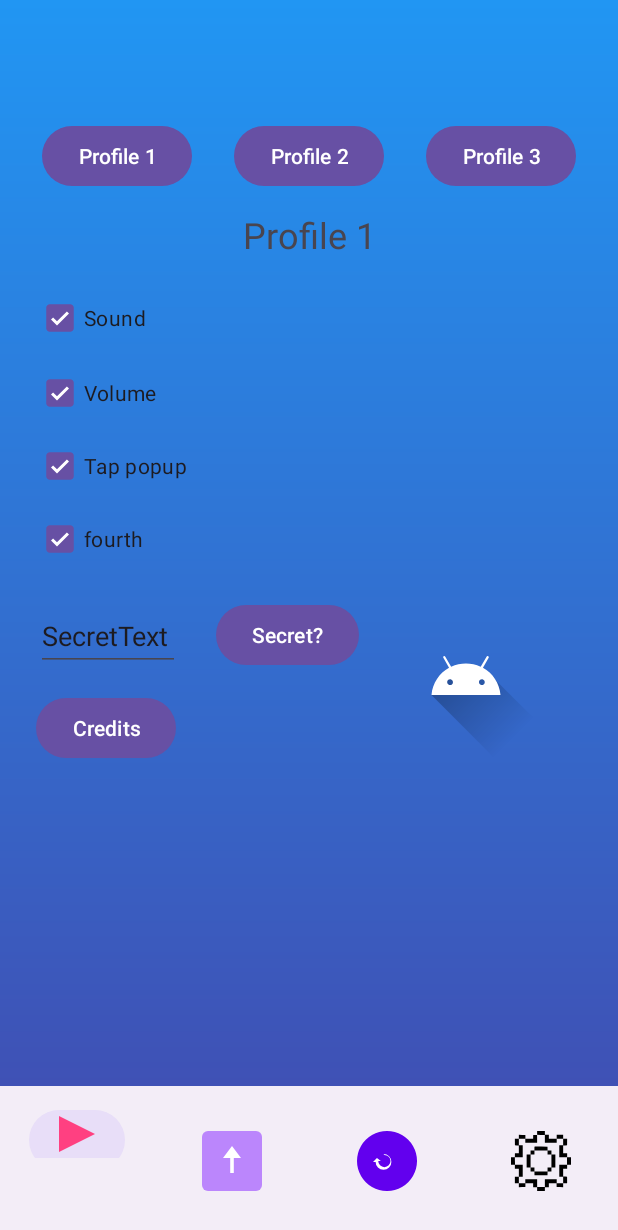
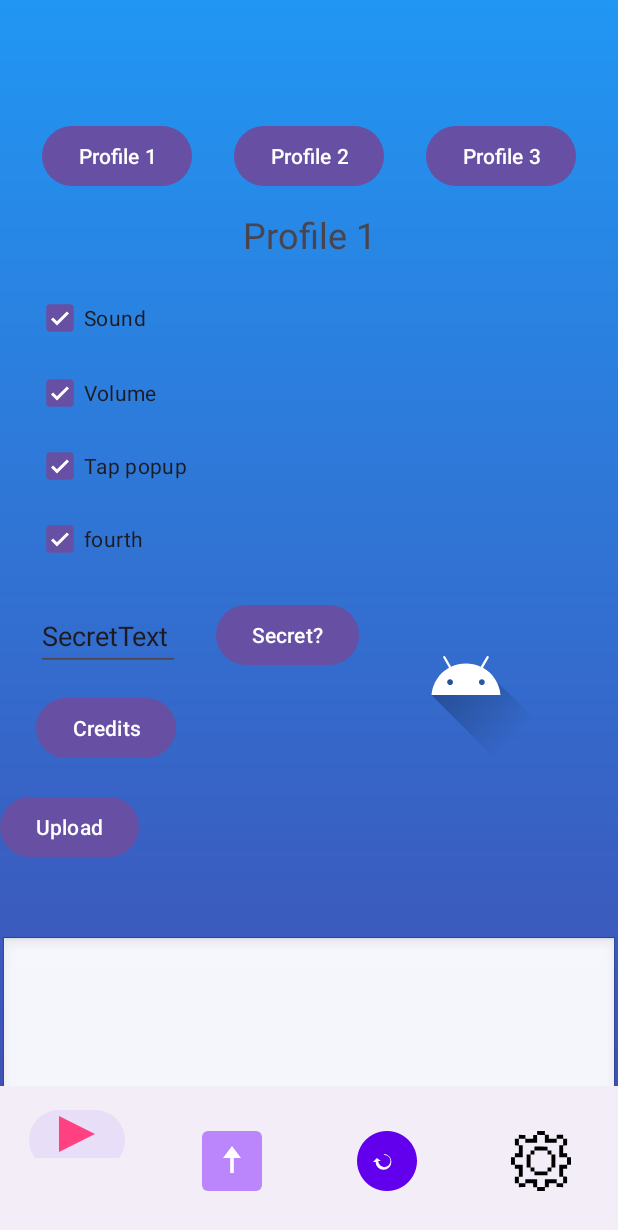
Before and after one commit to KTUccgame/Mobil, an Android app: the fragment SettingsFragment placed in its activity, on a phone screen of 412 x 824 dp. Shown: the top 1230 px of the screen. Run offline under Robolectric (Android 15) with nearby library versions, the phone set to English and light mode, and no system bars; our stand-ins replace Room's generated code.

Commit message:
Txt file upload, triple touch
-Added ability to upload txt file, still determining usefulnes
-Triple touch adds triple points based on clicking power

```diff
--- a/app/src/main/java/com/example/mobilclicker/AppDatabase.java
+++ b/app/src/main/java/com/example/mobilclicker/AppDatabase.java
@@ -6,7 +6,7 @@ import androidx.room.Database;
 import androidx.room.Room;
 import androidx.room.RoomDatabase;
 
-@Database(entities = {Upgrade.class}, version = 9, exportSchema = false)
+@Database(entities = {Upgrade.class}, version = 10 , exportSchema = false)
 public abstract class AppDatabase extends RoomDatabase {
 
     // Abstract method for DAO access
--- a/app/src/main/java/com/example/mobilclicker/MainActivity.java
+++ b/app/src/main/java/com/example/mobilclicker/MainActivity.java
@@ -53,9 +53,6 @@ public class MainActivity extends AppCompatActivity {
 
 
 
-
-
-
     private int currentBackgroundIndex = 0;
     private int[] backgrounds = {
             R.drawable.menu_background_1,
@@ -73,10 +70,6 @@ public class MainActivity extends AppCompatActivity {
     protected void onCreate(Bundle savedInstanceState) {
         super.onCreate(savedInstanceState);
         setContentView(R.layout.activity_main);
-
-
-
-
 
 
         // Initialize BottomNavigationView
@@ -137,6 +130,7 @@ public class MainActivity extends AppCompatActivity {
                 Animation set = AnimationUtils.loadAnimation(this, R.anim.play_extender);
                 navView.startAnimation(set);
             } else if (itemId == R.id.nav_upgrades) {
+                Log.i("a", "clicked on Upgrades");
                 if (upgradesFragment == null) {
                     upgradesFragment = new UpgradesFragment();
 
@@ -151,6 +145,7 @@ public class MainActivity extends AppCompatActivity {
                 }
 
             } else if (itemId == R.id.nav_rebirth) {
+                Log.i("a", "clicked on Rebirth tab");
                 if (rebirthFragment == null) {
                     rebirthFragment = new RebirthFragment();
                     rebirthFragment.setUpgradesFragment(upgradesFragment);
@@ -197,23 +192,34 @@ public class MainActivity extends AppCompatActivity {
     // This method will insert default upgrades into the database if they don't already exist
     public void initializeUpgradesIfNeeded(AppDatabase db) {
         new Thread(() -> {
-            // Clear existing upgrades from the database
-            db.upgradeDAO().deleteAll();
+            // Gauti visus įrašus iš duomenų bazės
+            List<Upgrade> existingUpgrades = db.upgradeDAO().getAllUpgrades();
 
             // List of upgrades to insert
             List<Upgrade> upgradesToInsert = new ArrayList<>();
+            List<String> upgradeIdsInManager = new ArrayList<>();
+
+            // Pirmiausia pridedame tuos, kurie nėra duomenų bazėje
+            for (UpgradeDefinition def : UpgradeManager.getAllDefinitions()) {
+                String id = def.getId();
+                upgradeIdsInManager.add(id);  // Įrašome visus ID, esančius UpgradeManager
+
+                // Patikriname, ar šis ID jau egzistuoja duomenų bazėje
+                if (db.upgradeDAO().getUpgradeById(id) == null) {
+                    upgradesToInsert.add(UpgradeMapper.fromDefinition(def));  // Jei nėra, pridedame į įrašų sąrašą
+                }
+            }
+
+            // Pašaliname visus įrašus, kurių ID nėra sąraše
+            db.upgradeDAO().deleteByIdsNotInList(upgradeIdsInManager);
+
+            // Įterpiame visus naujus upgrade įrašus
+            db.upgradeDAO().insertAll(upgradesToInsert);
+            Log.d("UpgradeInit", "Re-inserted new upgrades and removed outdated ones.");
+        }).start();
+    }
 
 
-            // Example: Convert UpgradeDefinitions to Upgrade entities
-            for (UpgradeDefinition def : UpgradeManager.getAllDefinitions()) {
-                // Directly map the definition to an Upgrade entity
-                upgradesToInsert.add(UpgradeMapper.fromDefinition(def));
-            }
-
-            // Insert all new upgrades into the database
-            db.upgradeDAO().insertAll(upgradesToInsert);
-            Log.d("UpgradeInit", "Re-inserted all default upgrades into database");
-        }).start();}
 
 
     public void setColorBg(int BGcolor)
--- a/app/src/main/java/com/example/mobilclicker/PlayFragment.java
+++ b/app/src/main/java/com/example/mobilclicker/PlayFragment.java
@@ -44,6 +44,8 @@ public class PlayFragment extends Fragment {
 
     private int enemyCount = 0;
 
+    boolean isTriplePurchased = false;
+
     @SuppressLint("ClickableViewAccessibility")
     @Nullable
     @Override
@@ -54,6 +56,27 @@ public class PlayFragment extends Fragment {
         _textview = view.findViewById(R.id.textview);
         _button = view.findViewById(R.id.button);
 
+        ImageView backgroundImage = view.findViewById(R.id.background_image);  // Rasti ImageView su id background_image
+
+
+        backgroundImage.setOnTouchListener((v, event) -> {
+            int pointerCount = event.getPointerCount();  // Gauti pirštų skaičių
+
+            if (event.getActionMasked() == MotionEvent.ACTION_DOWN || event.getActionMasked() == MotionEvent.ACTION_POINTER_DOWN) {
+                if (pointerCount == 2) {
+                    // Jeigu buvo paspausti 2 pirštai
+                    Toast.makeText(getContext(), "2 fingers detected on background!", Toast.LENGTH_SHORT).show();
+                } else if (pointerCount == 3) {
+                    // Jeigu buvo paspausti 3 pirštai
+                    Toast.makeText(getContext(), "3 fingers detected on background!", Toast.LENGTH_SHORT).show();
+                    if(isTriplePurchased)
+                        addPoint(clickpower*3);
+
+                }
+            }
+            return true;
+        });
+
         // Inicializuojame duomenų bazę
         _db = AppActivity.getDatabase();
         _upgradeDAO = _db.upgradeDAO();
@@ -61,7 +84,6 @@ public class PlayFragment extends Fragment {
         _profileDAO = _db2.profileDAO();
 
         // Bokšto animacija
-
         _button.setBackgroundResource(R.drawable.tower_animation);
         AnimationDrawable towerAnimation = (AnimationDrawable) _button.getBackground();
         _button.setImageDrawable(null);
@@ -70,7 +92,7 @@ public class PlayFragment extends Fragment {
         _button.setOnTouchListener((v, event) -> {
             if (event.getAction() == MotionEvent.ACTION_DOWN) {
 
-
+                pressStartTime = System.currentTimeMillis();
 
                 new Thread(() -> {
                     AppDatabase db = AppDatabase.getInstance(getContext());
@@ -135,11 +157,12 @@ public class PlayFragment extends Fragment {
         return view;
     }
 
+
     @Override
     public void onResume() {
         super.onResume();
+        loadClickPowerFromDatabase();
         refreshScore(); // Grįžus į fragmentą, atnaujiname taškų skaičių
-
         if(enemyCount<0)
             enemyCount=0;
         // Start the enemy spawn loop if the enemy spawner upgrade is purchased
@@ -158,6 +181,9 @@ public class PlayFragment extends Fragment {
                 }
                 if ("auto_shot".equals(upgrade.getId()) && upgrade.getAmount() > 0){
                     isShootingPurchased = true;
+                }
+                if ("triple_points_with_three_fingers".equals(upgrade.getId()) && upgrade.getAmount() > 0){
+                    isTriplePurchased = true;
                 }
             }
 
@@ -214,9 +240,7 @@ public class PlayFragment extends Fragment {
     public void increaseClickPower() {
         clickpower++;
     }
-    public void resetClickPower() {
-        clickpower = 1;
-    }
+
     public void setCurrentProfileId(long id) {
         currentProfileId = id;
     }
@@ -374,11 +398,6 @@ public class PlayFragment extends Fragment {
     };
 
 
-
-
-
-
-
     private void startEnemySpawnLoop() {
         if (isResumed()) { // Patikriname, ar fragmentas yra aktyvus
             handler.post(enemySpawnTask);
@@ -485,4 +504,23 @@ public class PlayFragment extends Fragment {
         }
     };
 
+    private void loadClickPowerFromDatabase() {
+        AppDatabase db = AppDatabase.getInstance(getContext());
+        _upgradeDAO = db.upgradeDAO();
+
+        new Thread(() -> {
+            Upgrade upgrade = _upgradeDAO.getUpgradeById("clicking_power");
+            if (upgrade != null) {
+                clickpower = upgrade.getAmount() + 1; // Jei naudoji 'amount' kaip lygį
+            } else {
+                clickpower = 1; // default
+            }
+
+            requireActivity().runOnUiThread(() -> {
+                Log.d("ClickPower", "Loaded click power: " + clickpower);
+            });
+        }).start();
+    }
+
+
 }
--- a/app/src/main/java/com/example/mobilclicker/SettingsFragment.java
+++ b/app/src/main/java/com/example/mobilclicker/SettingsFragment.java
@@ -4,6 +4,7 @@ import android.content.Context;
 import android.content.SharedPreferences;
 import android.graphics.Color;
 import android.media.MediaPlayer;
+import android.net.Uri;
 import android.os.Bundle;
 import android.util.Log;
 import android.view.Gravity;
@@ -20,7 +21,10 @@ import android.widget.ImageView;
 import android.widget.LinearLayout;
 import android.widget.PopupWindow;
 import android.widget.TextView;
+import android.widget.Toast;
 
+import androidx.activity.result.ActivityResultLauncher;
+import androidx.activity.result.contract.ActivityResultContracts;
 import androidx.fragment.app.Fragment;
 
 import java.io.BufferedReader;
@@ -35,19 +39,41 @@ public class SettingsFragment extends Fragment {
     private long currentProfileId = 1;
     private CheckBox soundBox, volumeBox, numberBox, fourthBox;
 
+
+    private static final int FILE_REQUEST_CODE = 1;
+    private TextView fileContentTextView;
+
+    private ActivityResultLauncher<String> mGetContent;
+
+
     TextView profileText;
     public SettingsFragment() {
         // empty to not break app
     }
+
+
 
     @Override
     public View onCreateView(LayoutInflater inflater, ViewGroup container,
                              Bundle savedInstanceState) {
 
 
-
         View view = inflater.inflate(R.layout.fragment_settings, container, false);
         mainActivity = (MainActivity) getActivity();
+
+
+        Button uploadButton = view.findViewById(R.id.upload_button);
+        fileContentTextView = view.findViewById(R.id.file_content_textview);
+
+
+        mGetContent = registerForActivityResult(new ActivityResultContracts.GetContent(), uri -> {
+            if (uri != null) {
+                // Failo pasirinkimo rezultatas
+                readFileContent(uri);
+            }
+        });
+
+        uploadButton.setOnClickListener(v -> openFilePicker());
 
         Button profile1Button = view.findViewById(R.id.profile_1_button);
         Button profile2Button = view.findViewById(R.id.profile_2_button);
@@ -256,4 +282,28 @@ public class SettingsFragment extends Fragment {
         }).start();
     }
 
+    private void openFilePicker() {
+        // Paleidžiame failų pasirinkimo dialogą
+        mGetContent.launch("text/plain"); // Filtruoti tik tekstinius failus
+    }
+
+
+    private void readFileContent(Uri fileUri) {
+        try {
+            BufferedReader reader = new BufferedReader(new InputStreamReader(getContext().getContentResolver().openInputStream(fileUri)));
+            StringBuilder stringBuilder = new StringBuilder();
+            String line;
+            while ((line = reader.readLine()) != null) {
+                stringBuilder.append(line).append("\n");
+            }
+            reader.close();
+
+            // Parodome failo turinį TextView
+            fileContentTextView.setText(stringBuilder.toString());
+        } catch (Exception e) {
+            Toast.makeText(getContext(), "Failed to read file", Toast.LENGTH_SHORT).show();
+        }
+    }
+
+
 }
--- a/app/src/main/java/com/example/mobilclicker/UpgradeDAO.java
+++ b/app/src/main/java/com/example/mobilclicker/UpgradeDAO.java
@@ -50,4 +50,7 @@ public interface UpgradeDAO {
 
     @Query("UPDATE upgrade SET upgrade_amount = 0, upgrade_cost = upgrade_base_value")
     void resetAllUpgrades();
+
+    @Query("DELETE FROM upgrade WHERE id NOT IN (:ids)")
+    void deleteByIdsNotInList(List<String> ids);
 }
--- a/app/src/main/res/layout/fragment_settings.xml
+++ b/app/src/main/res/layout/fragment_settings.xml
@@ -141,4 +141,37 @@
         app:layout_constraintTop_toBottomOf="@+id/fourth_checkbox" />
 
 
+    <Button
+        android:id="@+id/upload_button"
+        android:layout_width="wrap_content"
+        android:layout_height="wrap_content"
+        android:layout_marginTop="20dp"
+        android:text="Upload"
+        app:layout_constraintStart_toStartOf="parent"
+        app:layout_constraintTop_toBottomOf="@+id/imageView"
+        app:layout_constraintHorizontal_bias="0.5" />
+
+    <androidx.core.widget.NestedScrollView
+        android:id="@+id/scroll_view"
+        android:layout_width="0dp"
+        android:layout_height="100dp"
+        app:layout_constraintStart_toStartOf="parent"
+        app:layout_constraintEnd_toEndOf="parent"
+        app:layout_constraintBaseline_toBottomOf="parent"
+        app:layout_constraintBottom_toBottomOf="parent">
+
+        <TextView
+            android:id="@+id/file_content_textview"
+            android:layout_width="match_parent"
+            android:layout_height="wrap_content"
+            android:textSize="16sp"
+            android:padding="160dp"
+            android:background="@android:drawable/edit_text"
+            android:scrollbars="vertical"
+            android:gravity="start|top"
+            android:textColor="@android:color/black"/>
+    </androidx.core.widget.NestedScrollView>
+
+
+
 </androidx.constraintlayout.widget.ConstraintLayout>
```
Also changed, not shown: app/src/main/java/com/example/mobilclicker/UpgradeManager.java (+19 -0 lines).
